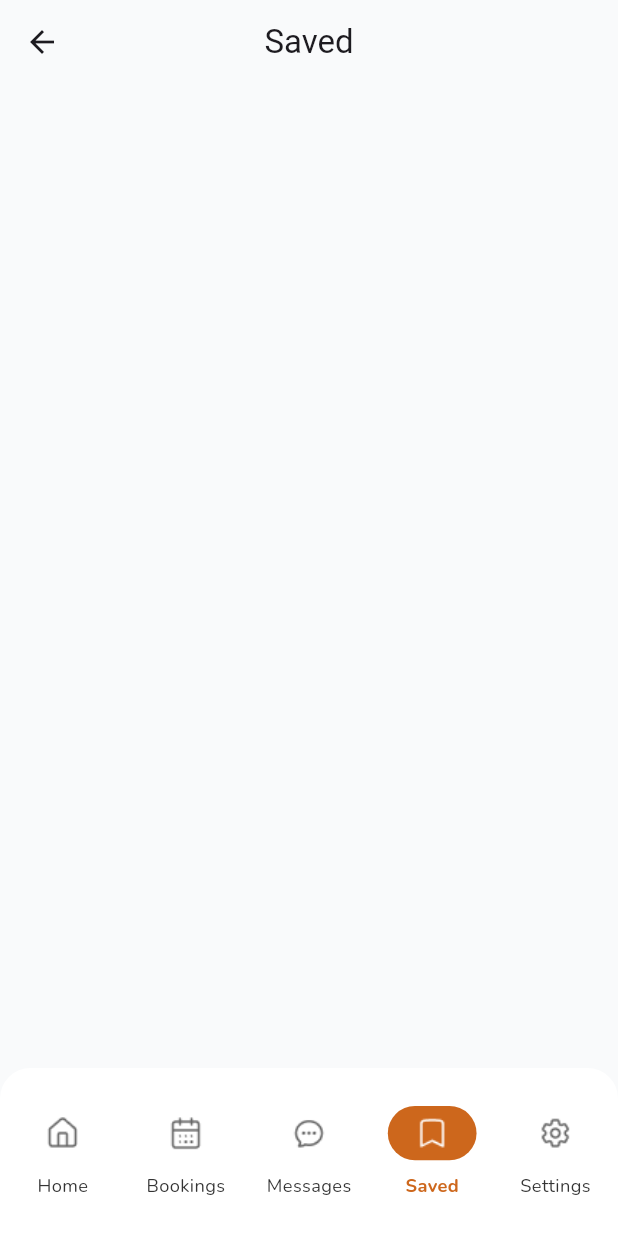
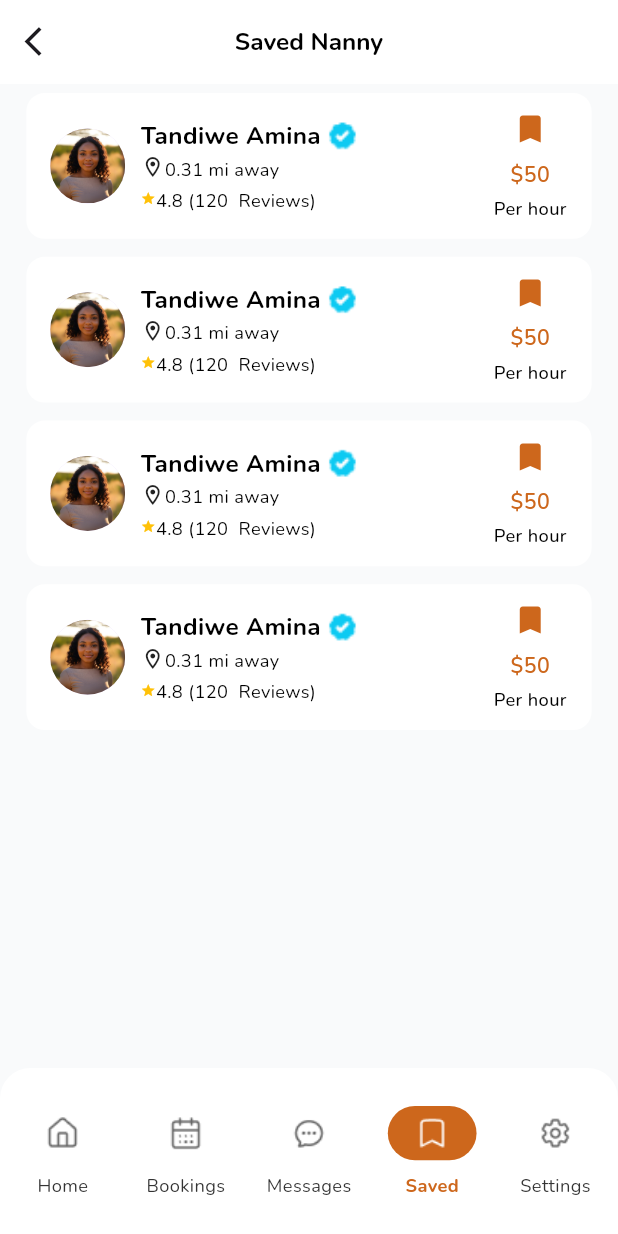
Before and after one commit to sparktechagency/Mother-Care, a Flutter app: the SavedScreens screen opened by its route, on a phone screen of 412 x 824 dp. Run offline on Flutter 3.47's test engine with Material 3 defaults, Android fonts, the phone set to English and light mode, and no system bars; our stand-ins replace cached_network_image, carousel_slider, dio, dotted_border, flutter_dotenv, flutter_html and 11 more; accounts and stored records are empty; network calls fail.

Commit message:
complete complete saved nunny screen

```diff
--- a/lib/features/another_screens/saved/presentation/screens/saved_screens.dart
+++ b/lib/features/another_screens/saved/presentation/screens/saved_screens.dart
@@ -1,6 +1,13 @@
 import 'package:flutter/material.dart';
+import 'package:flutter_screenutil/flutter_screenutil.dart';
+import 'package:get/get.dart';
+import 'package:mother_care/component/other_widgets/item.dart';
+import 'package:mother_care/component/text/common_text.dart';
+import 'package:mother_care/utils/constants/app_colors.dart';
+import 'package:mother_care/utils/constants/app_string.dart';
 
 import '../../../../../component/bottom_nav_bar/common_bottom_bar.dart';
+import '../widgets/nunny_saved_item.dart';
 
 class SavedScreens extends StatelessWidget {
   const SavedScreens({super.key});
@@ -9,8 +16,29 @@ class SavedScreens extends StatelessWidget {
   Widget build(BuildContext context) {
     return Scaffold(
       appBar: AppBar(
-        title: Text("Saved"),
+        surfaceTintColor: AppColors.transparent,
+        shadowColor: AppColors.transparent,
+        backgroundColor: AppColors.white,
+        leading: InkWell(
+
+            onTap: (){
+              Get.back();
+            },
+            child: Icon(Icons.arrow_back_ios, size: 23.sp,)),
+        title: CommonText(
+            fontSize: 16,
+            fontWeight: FontWeight.w700,
+            text: AppString.savedNanny),
       ),
+
+      body: ListView.builder(
+        padding: EdgeInsets.symmetric(horizontal: 16.w),
+          itemCount: 4,
+
+          itemBuilder: (context, index){
+            return NunnySavedItem();
+
+      }),
 
       bottomNavigationBar: const CommonBottomNavBar(currentIndex: 3),
     );
--- /dev/null
+++ b/lib/features/another_screens/saved/presentation/widgets/nunny_saved_item.dart
@@ -0,0 +1,149 @@
+
+import 'package:flutter/material.dart';
+import 'package:flutter_screenutil/flutter_screenutil.dart';
+import 'package:get/get.dart';
+import 'package:mother_care/component/image/common_image.dart';
+import 'package:mother_care/component/text/common_text.dart';
+import 'package:mother_care/config/route/app_routes.dart';
+import 'package:mother_care/utils/constants/app_colors.dart';
+import 'package:mother_care/utils/constants/app_images.dart';
+import 'package:mother_care/utils/extensions/extension.dart';
+
+class NunnySavedItem extends StatelessWidget {
+  const NunnySavedItem({super.key});
+
+  @override
+  Widget build(BuildContext context) {
+    return InkWell(
+      onTap:(){
+        Get.toNamed(AppRoutes.nunnyDetailsScreen);
+      },
+      child: Container(
+
+        margin: EdgeInsets.symmetric(vertical: 6),
+        padding: EdgeInsets.all(12),
+        decoration: BoxDecoration(
+            borderRadius: BorderRadius.circular(12.r),
+
+            color: AppColors.white
+        ),
+        child: Row(
+          children: [
+
+            Expanded(
+              flex: 1,
+              child: CircleAvatar(
+                radius: 25,
+                child: ClipOval(
+                  child: CommonImage(
+                      height: 50,
+                      width: 50,
+                      imageSrc: AppImages.female),
+                ),
+              ),
+            ),
+
+            6.width,
+
+            Expanded(
+              flex: 4,
+              child: Column(
+                children: [
+
+                  Row(
+                    children: [
+                      CommonText(
+                          right: 4,
+                          fontSize: 16,
+                          fontWeight: FontWeight.w700,
+                          text: "Tandiwe Amina"),
+
+                      CommonImage(
+                          height: 20,
+                          width: 20,
+                          imageSrc: AppImages.verifiedBatch
+                      )
+
+
+
+
+
+                    ],
+                  ),
+
+                  Row(
+                    children: [
+
+                      Icon(
+                          size: 16,
+                          Icons.location_on_outlined),
+
+                      CommonText(
+                          top: 2,
+                          fontSize: 12,
+                          fontWeight: FontWeight.w400,
+                          text: "0.31 mi away")
+                    ],
+                  ),
+
+                  2.height,
+
+                  Row(
+                    children: [
+
+                      Icon(
+                          size: 10,
+                          color: Colors.amber,
+                          Icons.star),
+
+                      CommonText(
+                          top: 2,
+                          fontSize: 12,
+                          fontWeight: FontWeight.w400,
+                          text: "4.8 (120  Reviews)")
+                    ],
+                  ),
+
+
+
+
+
+                ],
+              ),
+            ),
+
+            Expanded(
+                flex: 1,
+                child: Column(
+                  children: [
+                    Icon(
+                        size: 24,
+                        color: AppColors.primaryColor,
+                        Icons.bookmark),
+
+
+                    CommonText(
+                        top: 8,
+                        fontSize: 14,
+                        color: AppColors.primaryColor,
+                        fontWeight: FontWeight.w600,
+                        text: "\$50") ,
+
+
+                    CommonText(
+                        top:
+                        4,
+                        fontSize: 12,
+
+                        fontWeight: FontWeight.w500,
+                        text: "Per hour")
+                  ],
+
+                ))
+          ],
+        ),
+
+      ),
+    );
+  }
+}
--- a/lib/features/message/presentation/screen/chat_screen.dart
+++ b/lib/features/message/presentation/screen/chat_screen.dart
@@ -22,6 +22,9 @@ class ChatListScreen extends StatelessWidget {
     return Scaffold(
       /// App Bar Section Starts here
       appBar: AppBar(
+        surfaceTintColor: AppColors.transparent,
+        shadowColor: AppColors.transparent,
+        backgroundColor: AppColors.white,
         leading: InkWell(
           onTap: (){
             Get.back();
--- a/lib/utils/constants/app_string.dart
+++ b/lib/utils/constants/app_string.dart
@@ -169,6 +169,7 @@ class AppString {
   static const String ongoing = "Ongoing";
   static const String upcoming = "Upcoming";
   static const String editBooking = "Edit Booking";
+  static const String savedNanny = "Saved Nanny";
   static const String myBookings = "My Bookings";
   static const String iHaveRead = "I have read and agree to the";
   static const String anySpecialInstructionsOrRequirements = "Any Special Instructions or Requirements";
```
